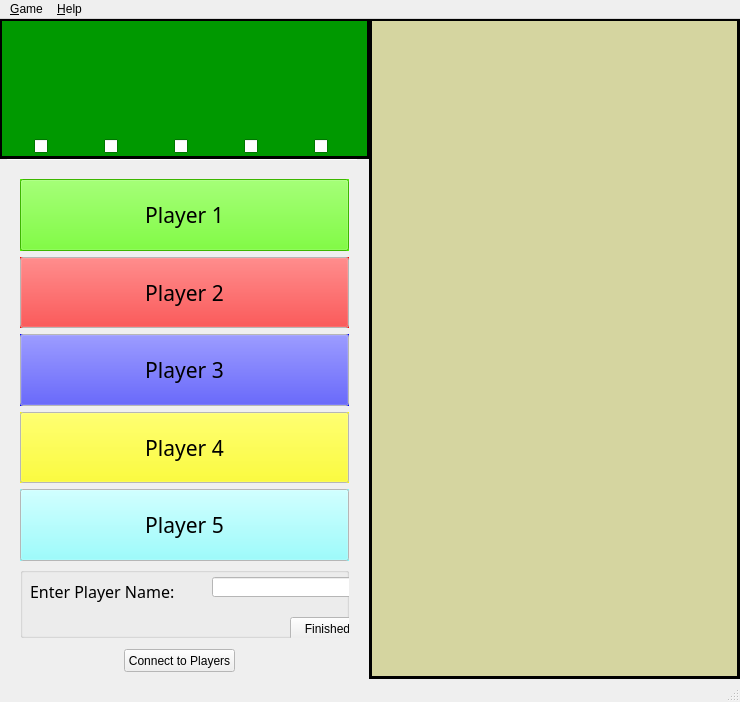
Before: the Qt Designer form FinalProject/Yahtzee/gamewindow.ui in kiloecho78/CS4865, drawn with Qt 5.
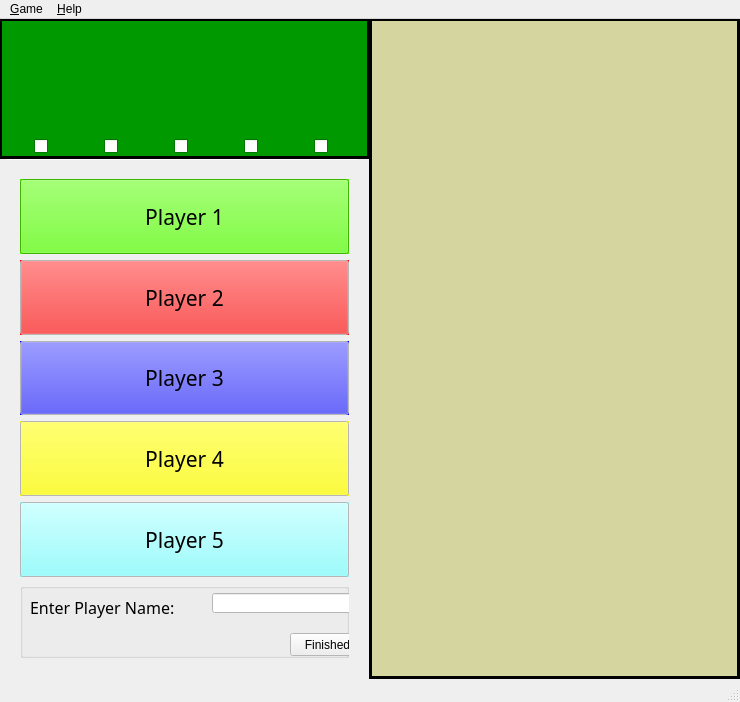
After: the same form once the commit is applied. Icons and pictures are not drawn.

The edit to the form file:
```diff
--- a/FinalProject/Yahtzee/gamewindow.ui
+++ b/FinalProject/Yahtzee/gamewindow.ui
@@ -358,7 +358,7 @@
       <x>9</x>
       <y>149</y>
       <width>351</width>
-      <height>481</height>
+      <height>501</height>
      </rect>
     </property>
     <layout class="QVBoxLayout" name="verticalLayout">
@@ -1101,19 +1101,6 @@
      </item>
     </layout>
    </widget>
-   <widget class="QPushButton" name="broadCastButton">
-    <property name="geometry">
-     <rect>
-      <x>124</x>
-      <y>630</y>
-      <width>111</width>
-      <height>23</height>
-     </rect>
-    </property>
-    <property name="text">
-     <string>Connect to Players</string>
-    </property>
-   </widget>
   </widget>
   <widget class="QMenuBar" name="menuBar">
    <property name="geometry">
```
